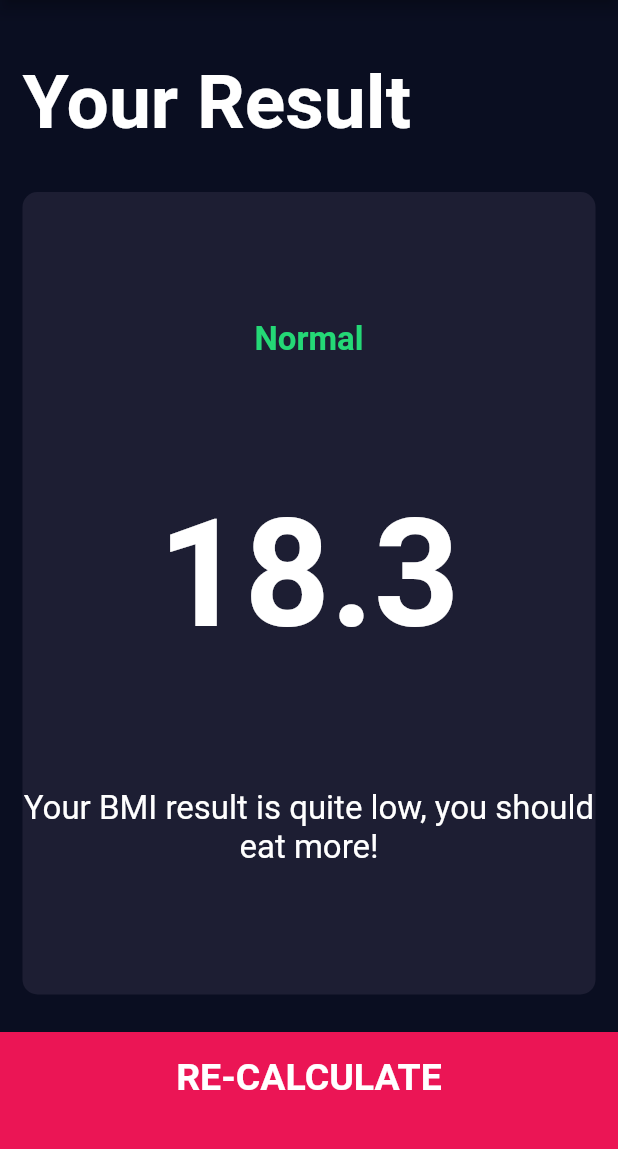
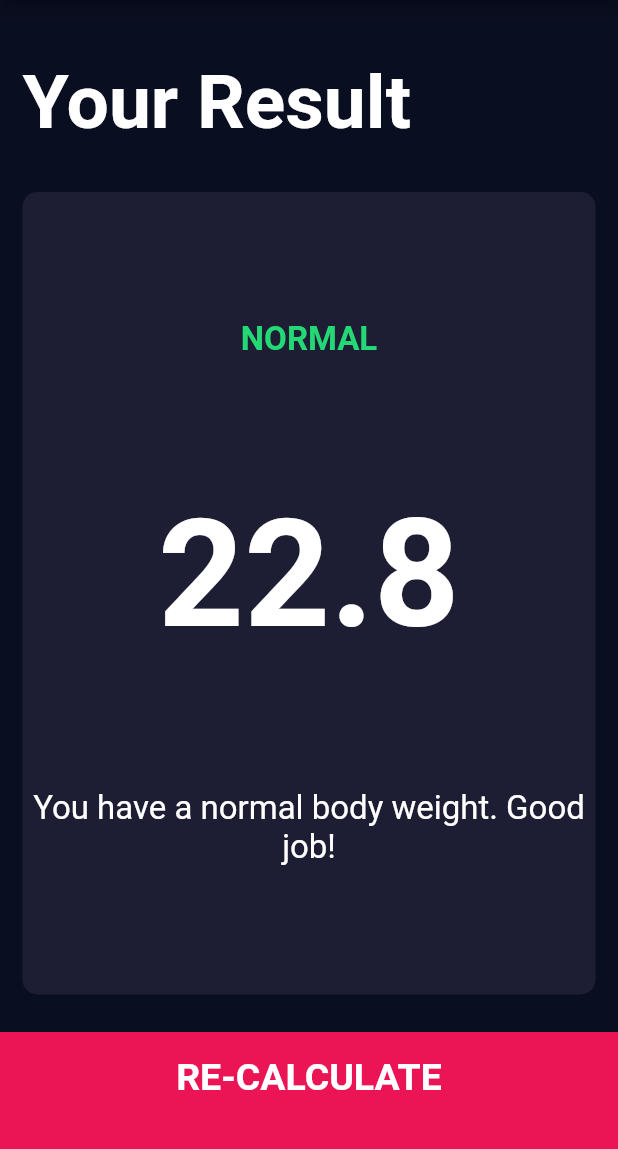
Before and after one commit to robin-correa/flutter-project2, a Flutter app: the screen it shows after launch, after a tap on "CALCULATE", on a phone screen of 412 x 824 dp, the part 84-1233 px from its top. Run offline on Flutter 3.47's test engine with Material 2 defaults, Android fonts, the phone set to English and light mode, and no system bars; our stand-ins replace font_awesome_flutter.

Commit message:
Add BMI calculator functionality.

```diff
--- /dev/null
+++ b/lib/calculator_brain.dart
@@ -0,0 +1,35 @@
+import 'dart:math';
+
+class CalculatorBrain {
+  CalculatorBrain({required this.height, required this.weight});
+
+  final int height;
+  final int weight;
+
+  late double _bmi;
+
+  String calculateBMI() {
+    _bmi = weight / pow(height / 100, 2);
+    return _bmi.toStringAsFixed(1);
+  }
+
+  String getResult() {
+    if (_bmi >= 25) {
+      return 'Overweight';
+    } else if (_bmi > 18.5) {
+      return 'Normal';
+    } else {
+      return 'Underweight';
+    }
+  }
+
+  String getInterpretation() {
+    if (_bmi >= 25) {
+      return 'You have a higher than normal body weight. Try to exercise more.';
+    } else if (_bmi > 18.5) {
+      return 'You have a normal body weight. Good job!';
+    } else {
+      return 'You have a lower than normal body weight. You can eat a bit more.';
+    }
+  }
+}
--- a/lib/screens/input_page.dart
+++ b/lib/screens/input_page.dart
@@ -1,11 +1,12 @@
 import 'package:flutter/material.dart';
 import 'package:font_awesome_flutter/font_awesome_flutter.dart';
 import 'package:project2/constants.dart';
-import 'package:project2/screens/result_page.dart';
+import 'package:project2/screens/results_page.dart';
 import 'package:project2/components/icon_content.dart';
 import 'package:project2/components/button_button.dart';
 import 'package:project2/components/reusable_card.dart';
 import 'package:project2/components/round_icon_button.dart';
+import 'package:project2/calculator_brain.dart';
 
 enum Gender {
   male,
@@ -211,10 +212,15 @@ class _InputPageState extends State<InputPage> {
           ButtomButton(
             buttonTitle: 'CALCULATE',
             onTap: () {
+              CalculatorBrain calculate = CalculatorBrain(height: height, weight: weight);
               Navigator.push(
                 context,
                 MaterialPageRoute(
-                  builder: (context) => ResultsPage(),
+                  builder: (context) => ResultsPage(
+                      bmiResult: calculate.calculateBMI(),
+                      resultText: calculate.getResult(),
+                      interpretation: calculate.getInterpretation(),
+                  ),
                 ),
               );
             },
--- a/lib/screens/result_page.dart
+++ b/lib/screens/results_page.dart
@@ -4,11 +4,20 @@ import 'package:project2/constants.dart';
 import 'package:project2/components/button_button.dart';
 
 class ResultsPage extends StatelessWidget {
+  ResultsPage(
+      {required this.bmiResult,
+      required this.resultText,
+      required this.interpretation});
+
+  final String bmiResult;
+  final String resultText;
+  final String interpretation;
+
   @override
   Widget build(BuildContext context) {
     return Scaffold(
       appBar: AppBar(
-        title: Text('BMI CALCULATOR'),
+        title: const Text('BMI CALCULATOR'),
       ),
       body: Column(
         mainAxisAlignment: MainAxisAlignment.spaceEvenly,
@@ -31,17 +40,17 @@ class ResultsPage extends StatelessWidget {
               cardChild: Column(
                 mainAxisAlignment: MainAxisAlignment.spaceEvenly,
                 crossAxisAlignment: CrossAxisAlignment.center,
-                children: const <Widget>[
+                children: <Widget>[
                   Text(
-                    'Normal',
+                    resultText.toUpperCase(),
                     style: kResultTextStyle,
                   ),
                   Text(
-                    '18.3',
+                    bmiResult,
                     style: kBMITextStyle,
                   ),
                   Text(
-                    'Your BMI result is quite low, you should eat more!',
+                    interpretation,
                     style: kBodyTextStyle,
                     textAlign: TextAlign.center,
                   )
@@ -51,12 +60,7 @@ class ResultsPage extends StatelessWidget {
           ),
           ButtomButton(
               onTap: () {
-                Navigator.pop(
-                  context,
-                  MaterialPageRoute(
-                    builder: (context) => ResultsPage(),
-                  ),
-                );
+                Navigator.pop(context);
               },
               buttonTitle: 'RE-CALCULATE')
         ],
```
